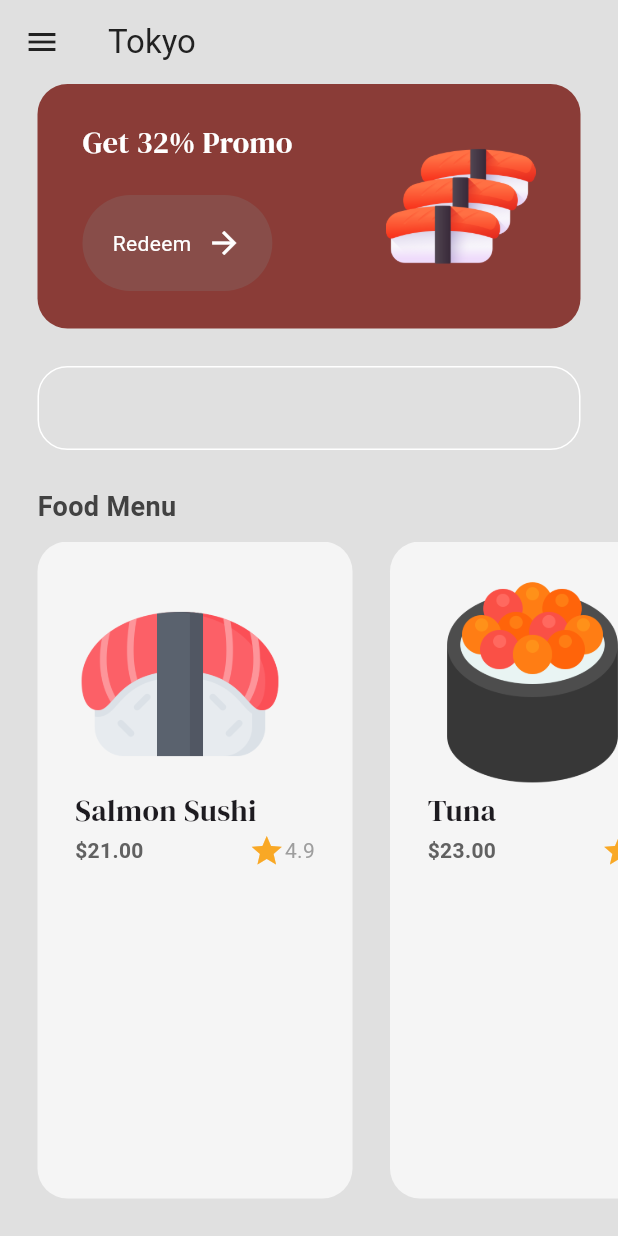
After one commit to iabzeet/sushiShop, a Flutter app: the screen it shows after launch, after a tap on "Get Started", on a phone screen of 412 x 824 dp. The commit adds this screen. Run offline on Flutter 3.47's test engine with Material 3 defaults, Android fonts, the phone set to English and light mode, and no system bars; our stand-ins replace google_fonts.

Commit message:
menu page UI

```diff
--- a/lib/components/button.dart
+++ b/lib/components/button.dart
@@ -2,14 +2,19 @@ import 'package:flutter/material.dart';
 
 class MyButton extends StatelessWidget {
   final String text;
+  final void Function()? onTap;
+
   const MyButton({
     super.key,
     required this.text,
+    required this.onTap,
   });
 
   @override
   Widget build(BuildContext context) {
-    return Container(
+    return GestureDetector(
+      onTap: onTap,
+      child: Container(
         decoration: BoxDecoration(
           color: Color.fromARGB(212, 135, 81, 77),
           borderRadius: BorderRadius.circular(40),
@@ -33,6 +38,7 @@ class MyButton extends StatelessWidget {
             )
           ],
         ),
+      ),
     );
   }
 }
--- /dev/null
+++ b/lib/components/food_tile.dart
@@ -0,0 +1,71 @@
+import 'package:flutter/material.dart';
+import 'package:google_fonts/google_fonts.dart';
+import 'package:sushi/models/food.dart';
+
+class FoodTile extends StatelessWidget {
+  final Food food;
+  const FoodTile({
+    super.key,
+    required this.food,
+    });
+
+  @override
+  Widget build(BuildContext context) {
+    return Container(
+      decoration: BoxDecoration(
+        color: Colors.grey[100],
+        borderRadius: BorderRadius.circular(20),
+      ),
+      margin: EdgeInsets.only(left: 25),
+      padding: const EdgeInsets.all(25),
+      child: Column(
+        crossAxisAlignment: CrossAxisAlignment.start,
+        children: [
+          //image
+          Image.asset(
+            food.imagePath,
+            height: 140,
+          ),
+
+          //text
+          Text(
+            food.name,
+            style: GoogleFonts.dmSerifDisplay(fontSize: 20),
+          ),
+
+          //price + rating
+          SizedBox(
+            width: 160,
+            child: Row(
+              mainAxisAlignment: MainAxisAlignment.spaceBetween,
+              children: [
+                //price
+                Text(
+                  '\$' + food.price,
+                  style: TextStyle(
+                    fontWeight: FontWeight.bold,
+                    color: Colors.grey[700],
+                  ),
+                ),
+
+                //rating
+                Row(
+                  children: [
+                    Icon(
+                  Icons.star,
+                  color: Colors.yellow[800],
+                ),
+                Text(
+                  food.rating,
+                  style: TextStyle(color: Colors.grey),
+                ),
+                  ],
+                )
+              ],
+            ),
+          )
+        ],
+      ),
+    );
+  }
+}
--- a/lib/main.dart
+++ b/lib/main.dart
@@ -1,5 +1,6 @@
 import 'package:flutter/material.dart';
 import 'package:sushi/pages/intro_page.dart';
+import 'package:sushi/pages/menu_page.dart';
 
 void main() {
   runApp(const MyApp());
@@ -12,7 +13,11 @@ class MyApp extends StatelessWidget {
   Widget build(BuildContext context) {
     return MaterialApp(
       debugShowCheckedModeBanner: false,
-      home: IntroPage(),
+      home: const IntroPage(),
+      routes: {
+        '/intropage': (context) => const IntroPage(),
+        '/menupage': (context) => const MenuPage(),
+      }
     );
   }
 }
--- /dev/null
+++ b/lib/models/food.dart
@@ -0,0 +1,18 @@
+class Food {
+  String name;
+  String price;
+  String imagePath;
+  String rating;
+
+  Food({
+    required this.name,
+    required this.price,
+    required this.imagePath,
+    required this.rating,
+  });
+
+  String get _name => name;
+  String get _price => price;
+  String get _imagePath => imagePath;
+  String get _rating => rating;
+}
--- a/lib/pages/intro_page.dart
+++ b/lib/pages/intro_page.dart
@@ -59,7 +59,13 @@ class IntroPage extends StatelessWidget {
             const SizedBox(height: 25),
 
             //get started button
-            MyButton(text: "Get Started"),
+            MyButton(
+              text: "Get Started",
+              onTap: () {
+                //go to menu page
+                Navigator.pushNamed(context, '/menupage');
+              }
+            ),
           ],
         ),
       ),
--- /dev/null
+++ b/lib/pages/menu_page.dart
@@ -0,0 +1,148 @@
+import 'package:flutter/material.dart';
+import 'package:google_fonts/google_fonts.dart';
+import 'package:sushi/components/button.dart';
+import 'package:sushi/components/food_tile.dart';
+import 'package:sushi/themes/colors.dart';
+import 'package:sushi/models/food.dart';
+
+class MenuPage extends StatefulWidget {
+  const MenuPage({super.key});
+
+  @override
+  State<MenuPage> createState() => _MenuPageState();
+}
+
+class _MenuPageState extends State<MenuPage> {
+  //food menu
+  List foodMenu = [
+    //salmon sushi
+    Food(
+      name: "Salmon Sushi",
+      price: "21.00",
+      imagePath: "lib/images/sushi3.png",
+      rating: "4.9",
+    ),
+
+    //tuna
+    Food(
+      name: "Tuna",
+      price: "23.00",
+      imagePath: "lib/images/sushi4.png",
+      rating: "4.3",
+    ),
+  ];
+  @override
+  Widget build(BuildContext context) {
+    return Scaffold(
+      backgroundColor: Colors.grey[300],
+      appBar: AppBar(
+        backgroundColor: Colors.transparent,
+        elevation: 0,
+        leading: Icon(
+          Icons.menu,
+          color: Colors.grey[900],
+        ),
+        title: Text(
+          'Tokyo',
+          style: TextStyle(color: Colors.grey[900]),
+        ),
+      ),
+      body: Column(
+        crossAxisAlignment: CrossAxisAlignment.start,
+        children: [
+          //promo banner
+          Container(
+            decoration: BoxDecoration(
+              color: primaryColor,
+              borderRadius: BorderRadius.circular(20),
+            ),
+            margin: const EdgeInsets.symmetric(horizontal: 25),
+            padding: const EdgeInsets.symmetric(vertical: 25, horizontal: 30),
+            child: Row(
+              mainAxisAlignment: MainAxisAlignment.spaceBetween,
+              children: [
+                Column(
+                  crossAxisAlignment: CrossAxisAlignment.start,
+                  children: [
+                    //promo message
+                    Text(
+                      'Get 32% Promo',
+                      style: GoogleFonts.dmSerifDisplay(
+                        fontSize: 20,
+                        color: Colors.white,
+                      )
+                    ),
+
+                    const SizedBox(height: 20),
+
+                    //redeem button
+                    MyButton(
+                      text: 'Redeem',
+                      onTap: () {},
+                    ),
+                  ],
+                ),
+
+                //image
+                Image.asset(
+                  'lib/images/sushi.png',
+                  height: 100,
+                )
+              ],
+            ),
+          ),
+
+          const SizedBox(height: 25),
+
+          //search bar
+          Padding(
+            padding: const EdgeInsets.symmetric(horizontal: 25.0),
+            child: TextField(
+              decoration: InputDecoration(
+                focusedBorder: OutlineInputBorder(
+                  borderSide: BorderSide(color: Colors.white),
+                  borderRadius: BorderRadius.circular(20),
+                ),
+                enabledBorder: OutlineInputBorder(
+                  borderSide: BorderSide(color: Colors.white),
+                  borderRadius: BorderRadius.circular(20),
+                )
+              ),
+            ),
+          ),
+
+          const SizedBox(height: 25),
+
+          //menu list
+          Padding(
+            padding: const EdgeInsets.symmetric(horizontal: 25.0),
+            child: Text(
+              "Food Menu",
+              style: TextStyle(
+                fontWeight: FontWeight.bold,
+                color: Colors.grey[800],
+                fontSize: 18,
+              ),
+            ),
+          ),
+
+          const SizedBox(height: 10),
+
+          Expanded(
+            child: ListView.builder(
+              scrollDirection: Axis.horizontal,
+              itemCount: foodMenu.length,
+              itemBuilder: (context, index) => FoodTile(
+                food: foodMenu[index],
+              ),
+            ),
+          ),
+
+          const SizedBox(height: 25),
+
+          //popular food
+        ],
+      ),
+    );
+  }
+}
--- /dev/null
+++ b/lib/themes/colors.dart
@@ -0,0 +1,3 @@
+import 'package:flutter/material.dart';
+
+var primaryColor = const Color.fromARGB(255, 138, 60, 55);
```
Lines whose indentation alone changed are shown as unchanged.
